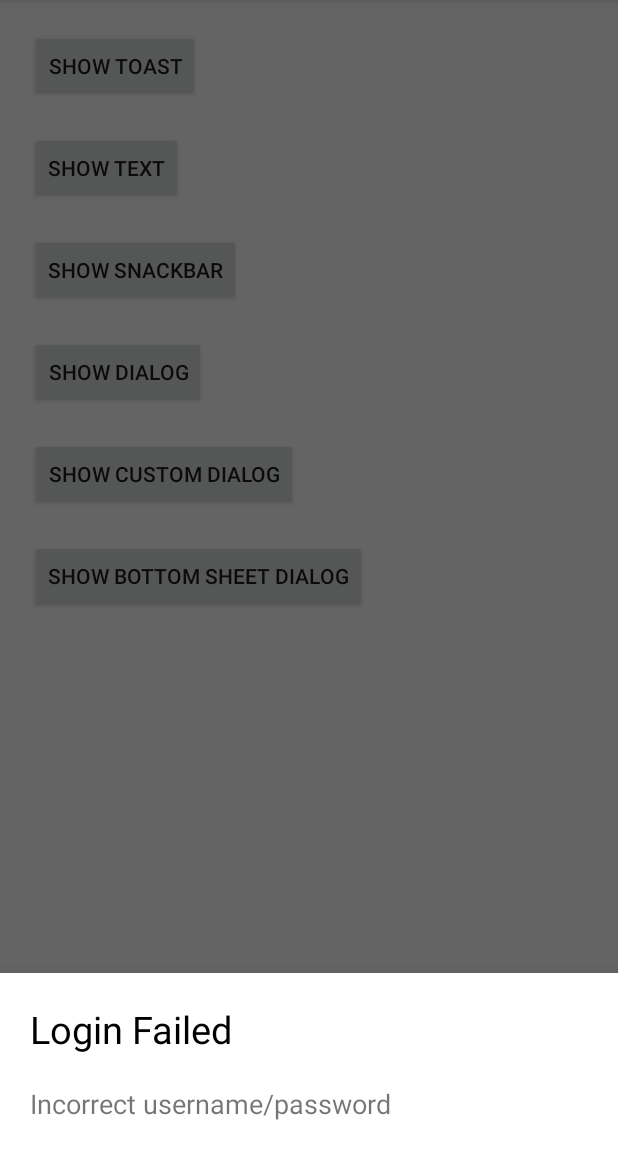
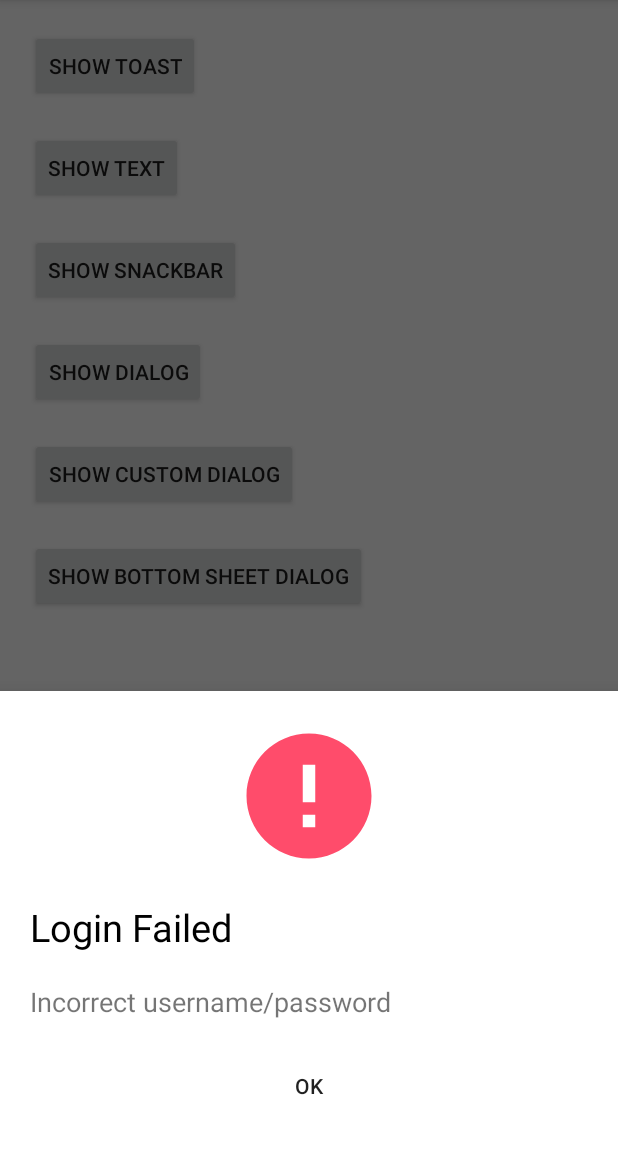
Before and after one commit to jonathandarwin/message-popup-kotlin, an Android app: the screen it shows after launch (MainActivity), after a tap on "SHOW BOTTOM SHEET DIALOG", on a phone screen of 412 x 824 dp, the part 84-1236 px from its top. Run offline under Robolectric (Android 15) with nearby library versions, the phone set to English and light mode, and no system bars.

Commit message:
delete bottomsheetdialog layout

```diff
--- a/app/src/main/java/com/jonathandarwin/message_popup_kotlin/MainActivity.kt
+++ b/app/src/main/java/com/jonathandarwin/message_popup_kotlin/MainActivity.kt
@@ -4,7 +4,6 @@ import android.app.Dialog
 import androidx.appcompat.app.AppCompatActivity
 import android.os.Bundle
 import android.view.View
-import android.view.Window
 import android.widget.Toast
 import androidx.appcompat.app.AlertDialog
 import com.google.android.material.bottomsheet.BottomSheetDialog
@@ -72,9 +71,12 @@ class MainActivity : AppCompatActivity(), View.OnClickListener {
             // Bottom Sheet Dialog
             btn_bottom_sheet_dialog.id -> {
                 val dialog = BottomSheetDialog(this)
-                dialog.requestWindowFeature(Window.FEATURE_NO_TITLE)
-                dialog.setContentView(R.layout.bottom_sheet_dialog_login)
+                dialog.setContentView(R.layout.dialog_login)
                 dialog.show()
+
+                dialog.btn_ok.setOnClickListener{
+                    dialog.dismiss()
+                }
             }
         }
     }
--- a/app/src/main/res/layout/bottom_sheet_dialog_login.xml
+++ /dev/null
@@ -1,26 +0,0 @@
-<?xml version="1.0" encoding="utf-8"?>
-<LinearLayout xmlns:android="http://schemas.android.com/apk/res/android"
-    android:layout_width="match_parent"
-    android:layout_height="wrap_content"
-    xmlns:app="http://schemas.android.com/apk/res-auto"
-    android:orientation="vertical"
-    android:padding="20dp"
-    app:layout_behavior="com.google.android.material.bottomsheet.BottomSheetBehavior">
-
-    <TextView
-        android:layout_width="wrap_content"
-        android:layout_height="wrap_content"
-        android:text="@string/title_message_login_invalid"
-        android:textColor="@android:color/black"
-        android:textSize="25sp"
-        />
-
-    <TextView
-        android:layout_width="wrap_content"
-        android:layout_height="wrap_content"
-        android:text="@string/message_login_invalid"
-        android:layout_marginTop="20dp"
-        android:textSize="18sp"
-        />
-
-</LinearLayout>
```
